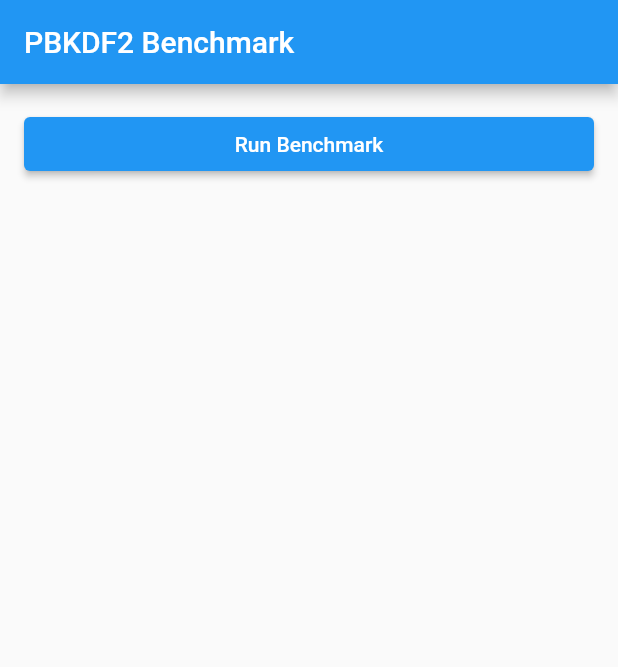
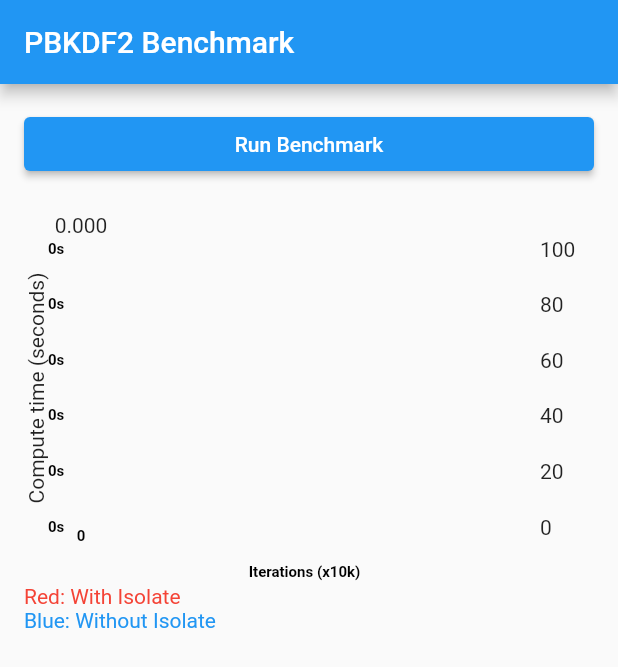
Before and after one commit to CharlVS/encryption_benchmarks, a Flutter app: the screen it shows after launch, on a phone screen of 412 x 824 dp. Shown: the top 667 px of the screen. Run offline on Flutter 3.47's test engine with Material 2 defaults, Android fonts, the phone set to English and light mode, and no system bars; drawn by our look-alikes of fl_chart; missing offline and left inert: encrypt.

Commit message:
Compare isolate vs non-isolate

```diff
--- a/lib/main.dart
+++ b/lib/main.dart
@@ -3,6 +3,7 @@ import 'dart:convert';
 import 'package:flutter/foundation.dart';
 import 'package:flutter/material.dart';
 import 'package:encrypt/encrypt.dart' as enc;
+import 'package:fl_chart/fl_chart.dart';
 
 void main() {
   runApp(MyApp());
@@ -28,7 +29,8 @@ class BenchmarkBody extends StatefulWidget {
 }
 
 class _BenchmarkBodyState extends State<BenchmarkBody> {
-  final _results = <int, int>{};
+  final _resultsWithIsolate = <int, int>{};
+  final _resultsWithoutIsolate = <int, int>{};
   bool _isLoading = false;
 
   static Future<int> _deriveKey(int iterations) async {
@@ -48,9 +50,18 @@ class _BenchmarkBodyState extends State<BenchmarkBody> {
 
     for (int i = 0; i <= 100000; i += 10000) {
       final clampedI = i <= 0 ? 1 : i;
-      final elapsedMilliseconds = await compute(_deriveKey, clampedI);
+
+      // With isolate
+      final elapsedMillisecondsWithIsolate =
+          await compute(_deriveKey, clampedI);
       setState(() {
-        _results[clampedI] = elapsedMilliseconds;
+        _resultsWithIsolate[clampedI] = elapsedMillisecondsWithIsolate;
+      });
+
+      // Without isolate
+      final elapsedMillisecondsWithoutIsolate = await _deriveKey(clampedI);
+      setState(() {
+        _resultsWithoutIsolate[clampedI] = elapsedMillisecondsWithoutIsolate;
       });
     }
 
@@ -61,6 +72,29 @@ class _BenchmarkBodyState extends State<BenchmarkBody> {
 
   @override
   Widget build(BuildContext context) {
+    final lineBarsData = [
+      LineChartBarData(
+        spots: _resultsWithIsolate.entries
+            .map((entry) =>
+                FlSpot(entry.key.toDouble() / 10000, entry.value.toDouble()))
+            .toList(),
+        isCurved: true,
+        color: Colors.red,
+        barWidth: 2,
+        dotData: FlDotData(show: true),
+      ),
+      LineChartBarData(
+        spots: _resultsWithoutIsolate.entries
+            .map((entry) =>
+                FlSpot(entry.key.toDouble() / 10000, entry.value.toDouble()))
+            .toList(),
+        isCurved: true,
+        color: Colors.blue,
+        barWidth: 2,
+        dotData: FlDotData(show: true),
+      ),
+    ];
+
     return Stack(
       children: [
         ListView(
@@ -70,11 +104,84 @@ class _BenchmarkBodyState extends State<BenchmarkBody> {
               onPressed: _runBenchmark,
               child: Text('Run Benchmark'),
             ),
-            ..._results.entries.map(
-              (entry) => ListTile(
-                title: Text('${entry.key} iterations'),
-                trailing: Text('${entry.value} ms'),
+            SizedBox(height: 16),
+            AspectRatio(
+              aspectRatio: 1.5,
+              // height: 450,
+              child: LineChart(
+                LineChartData(
+                  lineBarsData: lineBarsData,
+                  minY: 0,
+                  maxY: (_resultsWithIsolate.isNotEmpty ||
+                          _resultsWithoutIsolate.isNotEmpty)
+                      ? (_resultsWithIsolate.values
+                              .followedBy(_resultsWithoutIsolate.values)
+                              .reduce((a, b) => a > b ? a : b) *
+                          1.1)
+                      : 100,
+                  titlesData: FlTitlesData(
+                      leftTitles: AxisTitles(
+                          axisNameWidget: Text('Compute time (seconds)'),
+                          sideTitles: SideTitles(
+                            showTitles: true,
+                            getTitlesWidget: (value, _) {
+                              final intValue = value.toInt();
+                              final readableLabel =
+                                  (intValue / 1000).toStringAsFixed(0) + 's';
+                              return Text(
+                                // intValue == 0 ? '' : intValue.toString(),
+                                readableLabel,
+                                style: TextStyle(
+                                  color: Colors.black,
+                                  fontWeight: FontWeight.bold,
+                                  fontSize: 10,
+                                ),
+                              );
+                            },
+                          )),
+                      bottomTitles: AxisTitles(
+                        axisNameWidget: Text(
+                          'Iterations (x10k)',
+                          style: TextStyle(
+                            color: Colors.black,
+                            fontWeight: FontWeight.bold,
+                            fontSize: 10,
+                          ),
+                        ),
+                        sideTitles: SideTitles(
+                          showTitles: true,
+                          // getTitles: (value) {
+                          //   final intValue = (value * 10000).toInt();
+                          //   return intValue == 0 ? '' : intValue.toString();
+                          // },
+                          getTitlesWidget: (value, _) {
+                            final intValue = (value * 10000).toInt();
+                            final readableLabel =
+                                (intValue / 1000).toStringAsFixed(0) + '';
+                            return Text(
+                              // intValue == 0 ? '' : intValue.toString(),
+                              readableLabel,
+                              style: TextStyle(
+                                color: Colors.black,
+                                fontWeight: FontWeight.bold,
+                                fontSize: 10,
+                              ),
+                            );
+                          },
+                        ),
+                      )),
+                  gridData: FlGridData(show: false),
+                  borderData: FlBorderData(show: false),
+                ),
               ),
+            ),
+            Text(
+              'Red: With Isolate',
+              style: TextStyle(color: Colors.red),
+            ),
+            Text(
+              'Blue: Without Isolate',
+              style: TextStyle(color: Colors.blue),
             ),
           ],
         ),
@@ -88,7 +195,7 @@ class _BenchmarkBodyState extends State<BenchmarkBody> {
                   CircularProgressIndicator(),
                   SizedBox(height: 16),
                   Text(
-                    'Processing ${_results.length * 10000} iterations...',
+                    'Processing ${_resultsWithIsolate.length * 10000} iterations...',
                     style: TextStyle(color: Colors.white),
                   ),
                 ],
--- a/pubspec.yaml
+++ b/pubspec.yaml
@@ -36,6 +36,7 @@ dependencies:
   # Use with the CupertinoIcons class for iOS style icons.
   cupertino_icons: ^1.0.2
   encrypt: ^5.0.1
+  fl_chart: ^0.62.0
 
 dev_dependencies:
   flutter_test:
```
Also changed, not shown: pubspec.lock.
